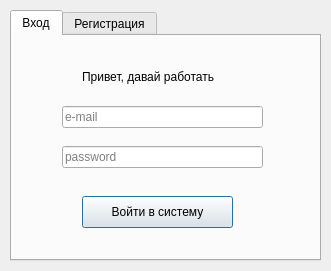
Above: signin.ui from wid0ki/BugzBunny before the change. Below: the same form after it.
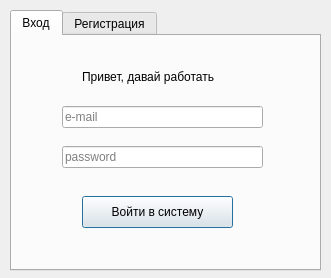
That is the form after the change.

```diff
--- a/signin.ui
+++ b/signin.ui
@@ -7,7 +7,7 @@
     <x>0</x>
     <y>0</y>
     <width>331</width>
-    <height>271</height>
+    <height>278</height>
    </rect>
   </property>
   <property name="windowTitle">
@@ -19,7 +19,7 @@
      <x>10</x>
      <y>10</y>
      <width>311</width>
-     <height>251</height>
+     <height>261</height>
     </rect>
    </property>
    <property name="currentIndex">
```
